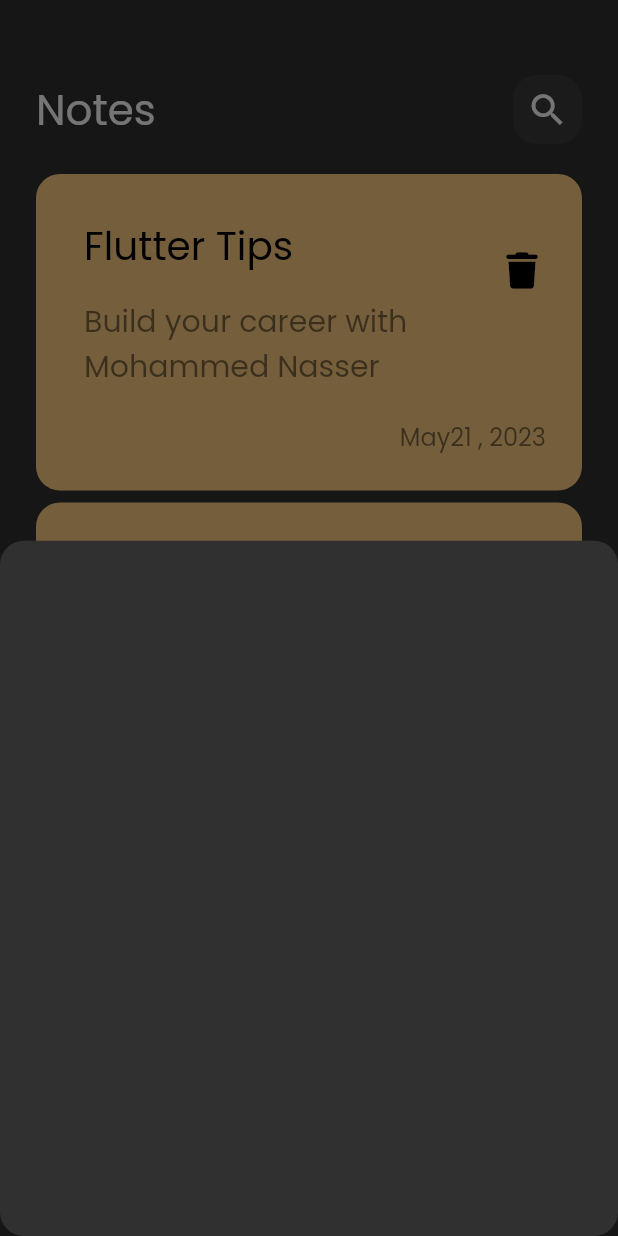
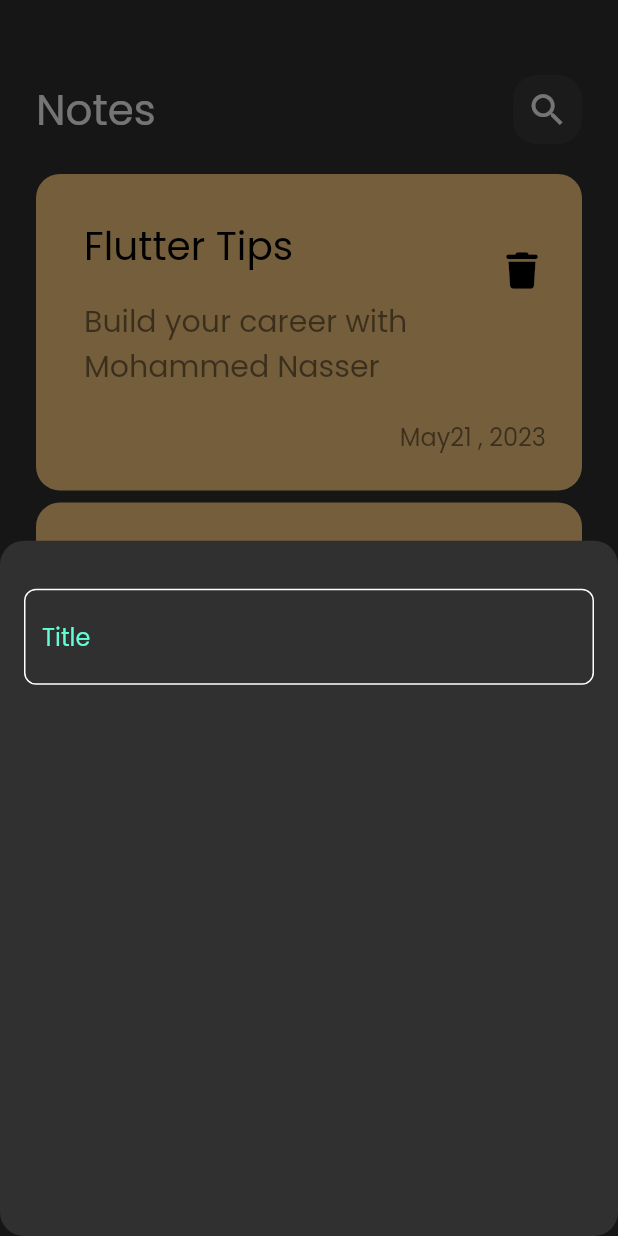
Before and after one commit to MohammedNAbdelsamea/Notes_app, a Flutter app: the screen it shows after launch, after a tap on an icon or button, on a phone screen of 412 x 824 dp. Run offline on Flutter 3.47's test engine with Material 2 defaults, Android fonts, the phone set to English and light mode, and no system bars; our stand-ins replace font_awesome_flutter.

Commit message:
custom_text_field.

```diff
--- /dev/null
+++ b/lib/constants.dart
@@ -0,0 +1,5 @@
+
+
+import 'package:flutter/animation.dart';
+
+const kPrimaryColor=Color(0xff62FCD7);
--- a/lib/views/widgets/add_note_buttom_sheet.dart
+++ b/lib/views/widgets/add_note_buttom_sheet.dart
@@ -1,10 +1,19 @@
 import 'package:flutter/cupertino.dart';
+import 'package:notes_th/views/widgets/custom_text_field.dart';
 
 class AddButtonSheet extends StatelessWidget {
   const AddButtonSheet({super.key});
 
   @override
   Widget build(BuildContext context) {
-    return  Container();
+    return  Padding(
+      padding: const EdgeInsets.symmetric(horizontal: 16),
+      child: Column(
+        children: [
+          SizedBox(height: 32,),
+          CustomTextField(),
+        ],
+      ),
+    );
   }
 }
--- /dev/null
+++ b/lib/views/widgets/custom_text_field.dart
@@ -0,0 +1,28 @@
+import 'package:flutter/cupertino.dart';
+import 'package:flutter/material.dart';
+import 'package:notes_th/constants.dart';
+
+class CustomTextField extends StatelessWidget {
+  const CustomTextField({super.key});
+
+  @override
+  Widget build(BuildContext context) {
+    return TextField(
+      cursorColor: kPrimaryColor,
+      decoration: InputDecoration(
+hintText:'Title',
+        hintStyle: TextStyle(color: kPrimaryColor),
+        border: buildBorder(),
+        enabledBorder: buildBorder(),
+        focusedBorder: buildBorder(kPrimaryColor),
+      ),
+    );
+  }
+
+  OutlineInputBorder buildBorder([color]) {
+    return OutlineInputBorder(
+        borderRadius: BorderRadius.circular(8),
+        borderSide:  BorderSide(color:color?? Colors.white,),
+      );
+  }
+}
```
